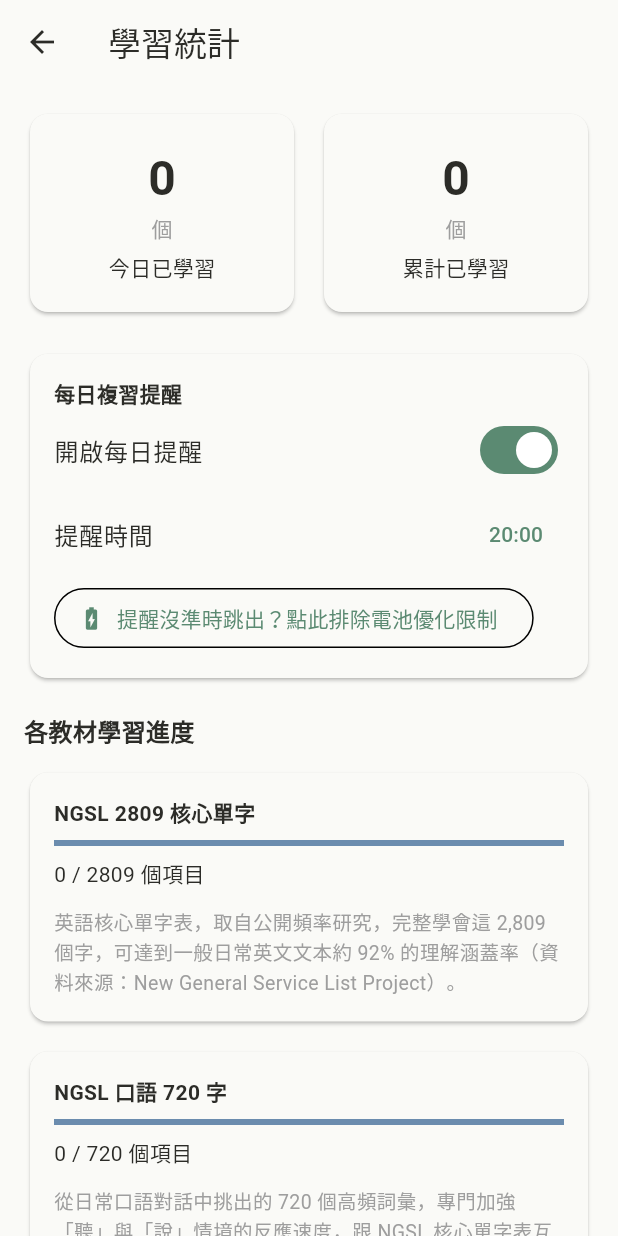
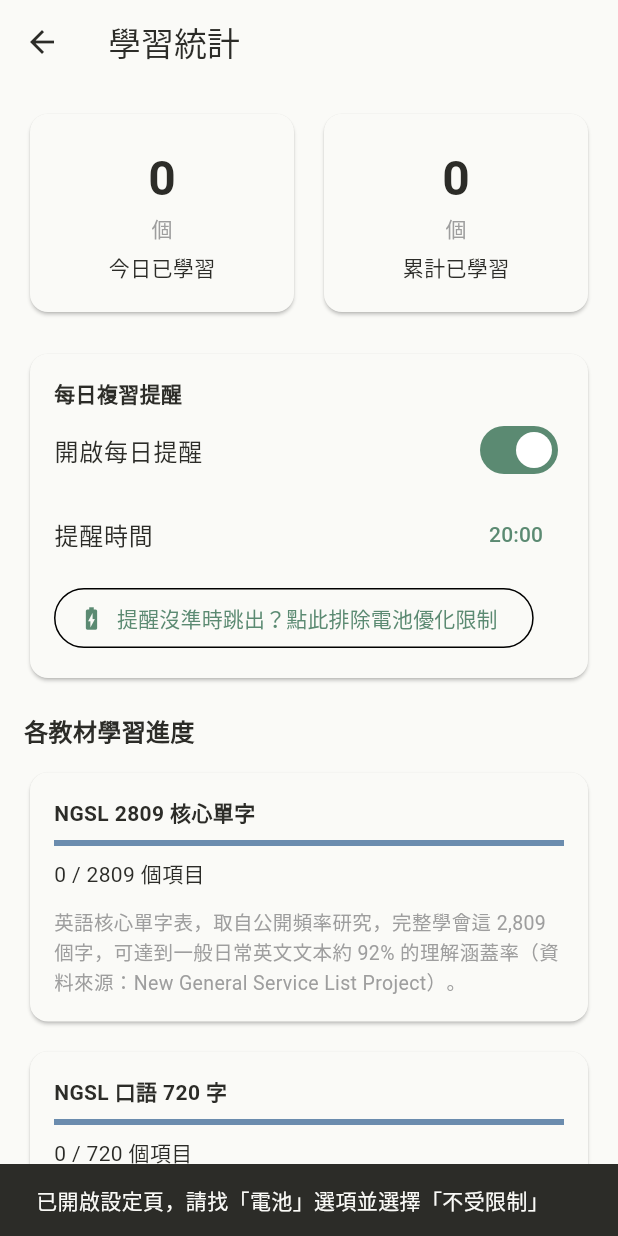
Before and after one commit to lawrence124875/english-learning-app, a Flutter app: the StatsScreen screen opened directly, after a tap on "提醒沒準時跳出？點此排除電池優化限制", on a phone screen of 412 x 824 dp. Run offline on Flutter 3.47's test engine with Material 3 defaults, Android fonts, the phone set to English and light mode, and no system bars; our stand-ins replace audio_service, cloud_firestore, firebase_core, firebase_crashlytics, firebase_storage, flutter_local_notifications and 6 more; missing offline and left inert: purchases_flutter; accounts and stored records are empty; network calls fail.

Commit message:
修正通知卡片不消失（移除ongoing:true）+ 提醒排程加上成功確認訊息
- main.dart：移除 androidNotificationOngoing:true，改用套件預設值，
  這是大多數 audio_service App 採用的標準做法，換取關閉 App 後
  通知/鎖屏卡片能正確消失
- 提醒時間排程完成後，實際查詢系統裡有沒有真的排到，用 Snackbar
  告知使用者排程成功或失敗，不再是「靜默處理、不知道有沒有生效」
- 電池優化按鈕按下後補上提示文字，告知使用者要去設定裡找「電池」
  選項選「不受限制」（因為系統設定頁不一定會直接停在那一頁）

```diff
--- a/lib/data/sources/notification_service.dart
+++ b/lib/data/sources/notification_service.dart
@@ -99,6 +99,11 @@ class NotificationService {
     await _plugin.cancel(_reminderId);
   }
 
+  /// 取得目前實際已排程的通知清單，用來確認「排程有沒有真的成功」。
+  static Future<List<PendingNotificationRequest>> getPendingReminders() {
+    return _plugin.pendingNotificationRequests();
+  }
+
   // --- 久未使用提醒（不提供使用者關閉選項）---
   // 每次 App 啟動時都會呼叫，把這個一次性通知重新排到「3 天後」，
   // 同時取消前一次排的舊排程。只要使用者持續正常使用（3天內都有
--- a/lib/presentation/screens/stats_screen.dart
+++ b/lib/presentation/screens/stats_screen.dart
@@ -193,13 +193,36 @@ class _ReminderSectionState extends State<_ReminderSection> {
                         hour: picked.hour,
                         minute: picked.minute,
                       );
+                      if (!context.mounted) return;
+                      // 排完之後實際去查一次系統裡有沒有真的排到，
+                      // 讓使用者（跟我們）都能確認排程有沒有真的成功，
+                      // 而不是猜測「應該有生效」。
+                      final pending =
+                          await NotificationService.getPendingReminders();
+                      final scheduled = pending.any((n) => n.id == 1001);
+                      ScaffoldMessenger.of(context).showSnackBar(
+                        SnackBar(
+                          content: Text(scheduled
+                              ? '已排定 ${picked.hour.toString().padLeft(2, '0')}:${picked.minute.toString().padLeft(2, '0')} 提醒'
+                              : '排程失敗，請確認電池優化設定或重新開啟提醒開關'),
+                        ),
+                      );
                     }
                   },
                 ),
               ),
               const SizedBox(height: 4),
               OutlinedButton.icon(
-                onPressed: () => NotificationService.requestIgnoreBatteryOptimizations(),
+                onPressed: () async {
+                  await NotificationService.requestIgnoreBatteryOptimizations();
+                  if (!context.mounted) return;
+                  ScaffoldMessenger.of(context).showSnackBar(
+                    const SnackBar(
+                      content: Text('已開啟設定頁，請找「電池」選項並選擇「不受限制」'),
+                      duration: Duration(seconds: 4),
+                    ),
+                  );
+                },
                 icon: const Icon(Icons.battery_charging_full, size: 18),
                 label: const Text('提醒沒準時跳出？點此排除電池優化限制'),
               ),
```
Also changed, not shown: lib/main.dart (+7 -1 lines).
